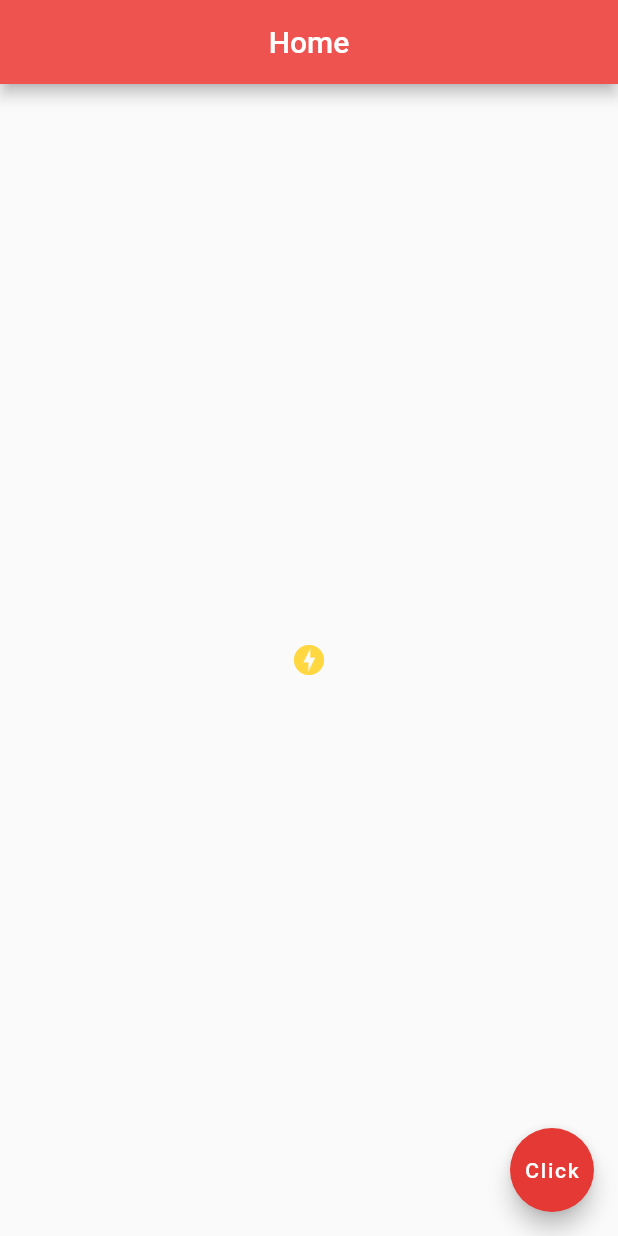
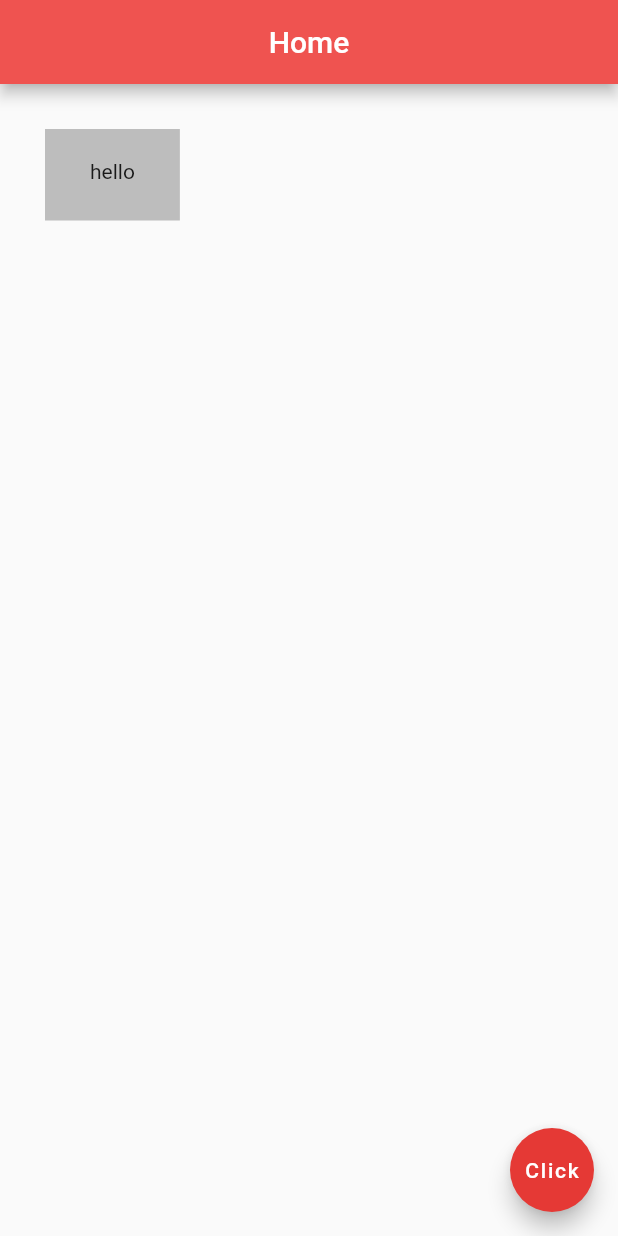
Before and after one commit to Hasibul-99/beginners--flutter, a Flutter app: the screen it shows after launch, on a phone screen of 412 x 824 dp. Run offline on Flutter 3.47's test engine with Material 2 defaults, Android fonts, the phone set to English and light mode, and no system bars.

Commit message:
containrs and margin padding

```diff
--- a/lib/main.dart
+++ b/lib/main.dart
@@ -17,52 +17,58 @@ class Home extends StatelessWidget {
         centerTitle: true,
         backgroundColor: Colors.red[400],
       ),
-      body: Center(
-        //=================        text       ====================
-//          child: Text(
-//            'Hello All!',
-//            style: TextStyle(
-//                fontSize: 20.0,
-//                fontWeight: FontWeight.bold,
-//                letterSpacing: 2.0,
-//                color: Colors.grey[600],
-//                fontFamily: 'IndieFlower'
-//            ),
-//          ),
-       //==================       Images       ==========================
-//          child: Image(
-////            image: NetworkImage('https://picsum.photos/seed/picsum/200/300'),
-//            image: AssetImage('assets/tree-736885__340.webp'),
-//          )
-      //===================       Icon         ===========================
-//        child: Icon(
-//          Icons.all_inclusive,
-//          color: Colors.deepOrange,
-//          size: 70.0,
-//        ),
-      //===================     RaiseButton, FlatButton  ========================
-//        child: FlatButton(
-//            onPressed: () {
-//              print('You clicked me ');
-//            },
-//            child: Text('click me'),
-//            color: Colors.lightBlue,
-//        ),
-      //===================     Button with icon    ===============================
-//        child: RaisedButton.icon(
-//            onPressed: () {},
-//            icon: Icon(
-//              Icons.mail_outline
-//            ),
-//            label: Text('mail me'),
-//            color: Colors.amberAccent
-//        ),
-      // ==================     IconButton      ===============================
-        child: IconButton(
-          onPressed: () {},
-          icon: Icon(Icons.offline_bolt),
-          color: Colors.amberAccent
-        ),
+//      body: Center(
+//        //=================        text       ====================
+////          child: Text(
+////            'Hello All!',
+////            style: TextStyle(
+////                fontSize: 20.0,
+////                fontWeight: FontWeight.bold,
+////                letterSpacing: 2.0,
+////                color: Colors.grey[600],
+////                fontFamily: 'IndieFlower'
+////            ),
+////          ),
+//       //==================       Images       ==========================
+////          child: Image(
+//////            image: NetworkImage('https://picsum.photos/seed/picsum/200/300'),
+////            image: AssetImage('assets/tree-736885__340.webp'),
+////          )
+//      //===================       Icon         ===========================
+////        child: Icon(
+////          Icons.all_inclusive,
+////          color: Colors.deepOrange,
+////          size: 70.0,
+////        ),
+//      //===================     RaiseButton, FlatButton  ========================
+////        child: FlatButton(
+////            onPressed: () {
+////              print('You clicked me ');
+////            },
+////            child: Text('click me'),
+////            color: Colors.lightBlue,
+////        ),
+//      //===================     Button with icon    ===============================
+////        child: RaisedButton.icon(
+////            onPressed: () {},
+////            icon: Icon(
+////              Icons.mail_outline
+////            ),
+////            label: Text('mail me'),
+////            color: Colors.amberAccent
+////        ),
+//      // ==================     IconButton      ===============================
+////        child: IconButton(
+////          onPressed: () {},
+////          icon: Icon(Icons.offline_bolt),
+////          color: Colors.amberAccent
+////        ),
+//      ),
+      body: Container(
+        color: Colors.grey[400],
+        child: Text('hello'),
+        padding: EdgeInsets.fromLTRB(30.0, 20.0, 30.0, 25),
+        margin: EdgeInsets.all(30),
       ),
       floatingActionButton: FloatingActionButton(
         onPressed: () {},
```
